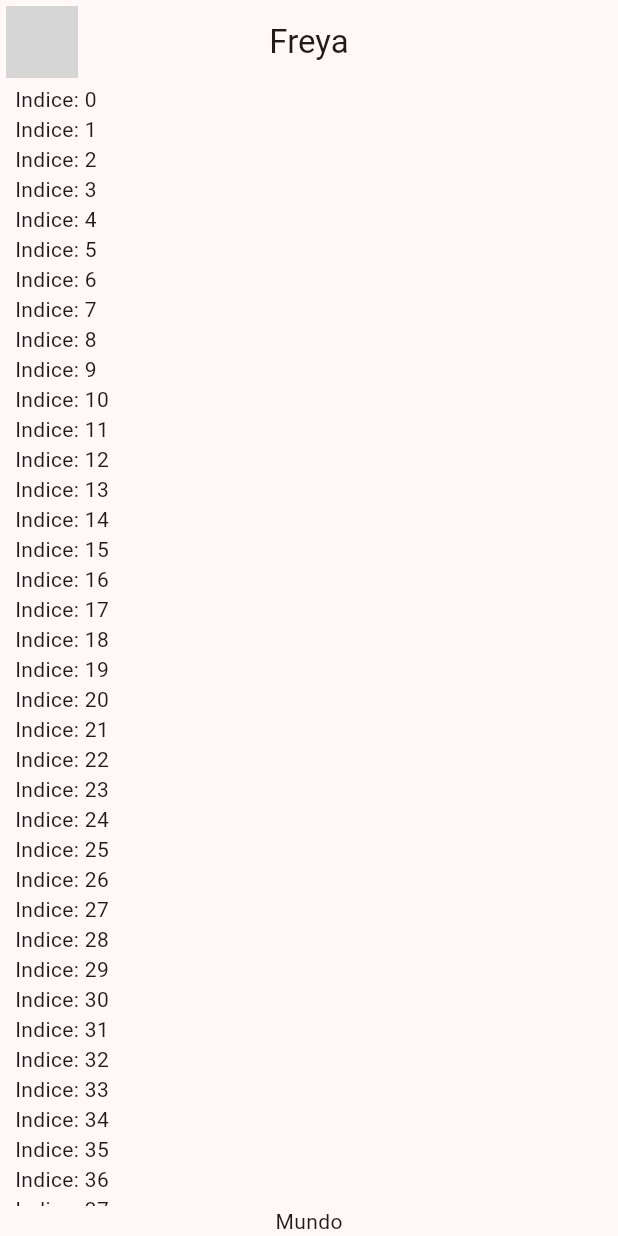
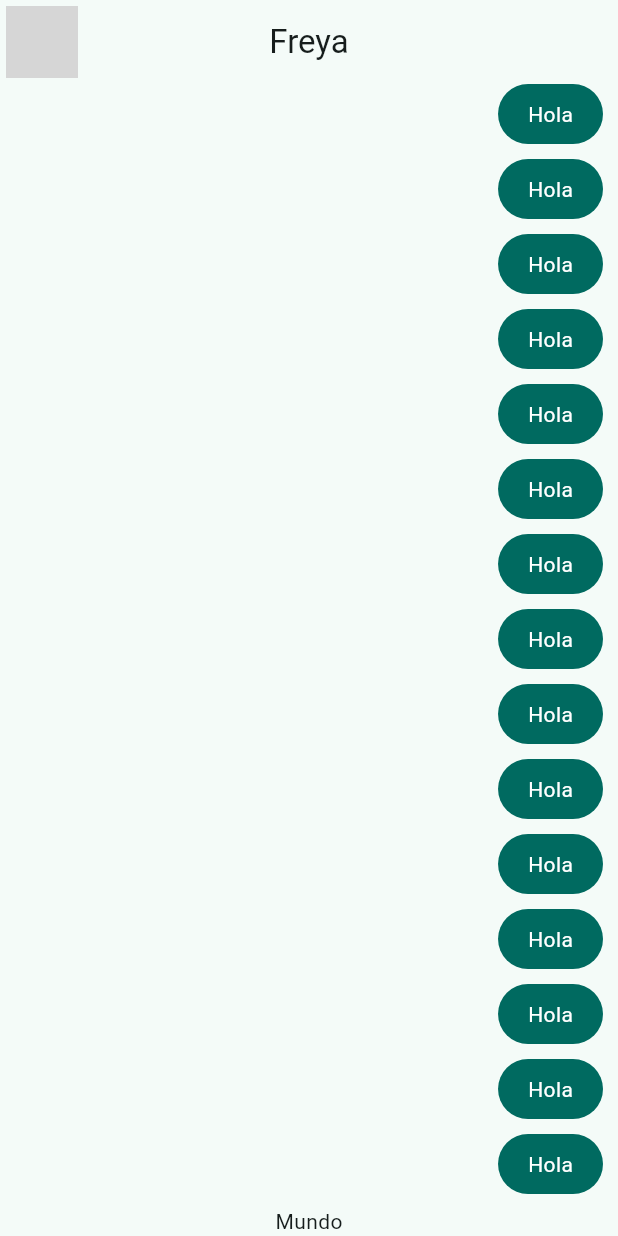
Before and after one commit to 202745EsquedaDaniel/Dart, a Flutter app: the screen it shows after launch, on a phone screen of 412 x 824 dp. Run offline on Flutter 3.47's test engine with Material 3 defaults, Android fonts, the phone set to English and light mode, and no system bars; network calls fail; grey boxes are pictures that could not be loaded.

Commit message:
My messages

```diff
--- a/yes_no_app/lib/main.dart
+++ b/yes_no_app/lib/main.dart
@@ -1,6 +1,6 @@
 import 'package:flutter/material.dart';
 import 'package:yes_no_app/config/theme/app_theme.dart';
-import 'package:yes_no_app/presentation/chat/chat_screen.dart';
+import 'package:yes_no_app/presentation/screens/chat/chat_screen.dart';
 
 void main() => runApp(const MyApp());
 
@@ -12,7 +12,7 @@ class MyApp extends StatelessWidget {
     return MaterialApp(
       title: 'Yes No App',
       debugShowCheckedModeBanner: false,
-      theme: AppTheme(selectedColor: 6).theme(),
+      theme: AppTheme(selectedColor: 2).theme(),
       home: const ChatScreen(),
     );
   }
--- a/yes_no_app/lib/presentation/chat/chat_screen.dart
+++ b/yes_no_app/lib/presentation/screens/chat/chat_screen.dart
@@ -1,4 +1,5 @@
 import 'package:flutter/material.dart';
+import 'package:yes_no_app/presentation/widgets/chat/my_message_bubble.dart';
 
 class ChatScreen extends StatelessWidget {
   const ChatScreen({super.key});
@@ -34,7 +35,7 @@ class _ChatView extends StatelessWidget {
               child: ListView.builder(
                   itemCount: 100,
                   itemBuilder: (context, index) {
-                    return Text("Indice: $index");
+                    return const MyMessageBubble();
                   }),
             ),
             Text("Mundo")
--- /dev/null
+++ b/yes_no_app/lib/presentation/widgets/chat/my_message_bubble.dart
@@ -0,0 +1,28 @@
+import 'package:flutter/material.dart';
+
+class MyMessageBubble extends StatelessWidget {
+  const MyMessageBubble({super.key});
+
+  @override
+  Widget build(BuildContext context) {
+    final colors = Theme.of(context).colorScheme;
+
+    return Column(
+      crossAxisAlignment: CrossAxisAlignment.end,
+      children: [
+        Container(
+          decoration: BoxDecoration(
+              color: colors.primary, borderRadius: BorderRadius.circular(20)),
+          child: const Padding(
+            padding: EdgeInsets.symmetric(horizontal: 20, vertical: 10),
+            child: Text(
+              "Hola",
+              style: TextStyle(color: Colors.white),
+            ),
+          ),
+        ),
+        const SizedBox(height: 10),
+      ],
+    );
+  }
+}
```
